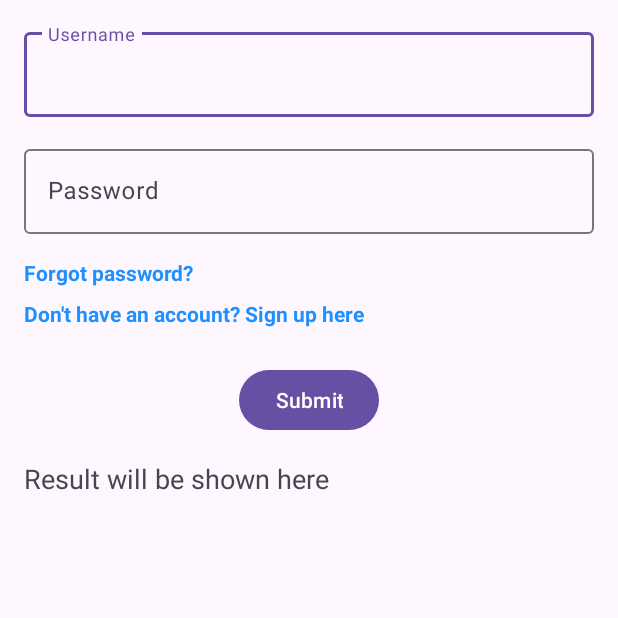
After one commit to car-companion/android, an Android app: the LoginActivity screen opened directly, with no data from a screen before it, on a phone screen of 412 x 824 dp, the top half of it. The commit adds this screen. Run offline under Robolectric (Android 15) with nearby library versions, the phone set to English and light mode, and no system bars.

Commit message:
Login screen first draft

```diff
--- a/app/src/main/AndroidManifest.xml
+++ b/app/src/main/AndroidManifest.xml
@@ -12,6 +12,7 @@
         android:supportsRtl="true"
         android:theme="@style/Theme.CarCompanion"
         tools:targetApi="31">
+        <activity android:name=".LoginActivity" />
         <activity
             android:name=".MainActivity"
             android:exported="true"
--- a/app/src/main/java/com/dsd/carcompanion/FirstFragment.kt
+++ b/app/src/main/java/com/dsd/carcompanion/FirstFragment.kt
@@ -1,10 +1,12 @@
 package com.dsd.carcompanion
 
+import android.content.Intent
 import android.os.Bundle
 import androidx.fragment.app.Fragment
 import android.view.LayoutInflater
 import android.view.View
 import android.view.ViewGroup
+import android.widget.Button
 import androidx.navigation.fragment.findNavController
 import com.dsd.carcompanion.databinding.FragmentFirstBinding
 
@@ -32,6 +34,11 @@ class FirstFragment : Fragment() {
     override fun onViewCreated(view: View, savedInstanceState: Bundle?) {
         super.onViewCreated(view, savedInstanceState)
 
+        binding.loginButton.setOnClickListener {
+            val intent = Intent(requireContext(), LoginActivity::class.java)
+            startActivity(intent)
+        }
+
         binding.buttonFirst.setOnClickListener {
             findNavController().navigate(R.id.action_FirstFragment_to_SecondFragment)
         }
--- /dev/null
+++ b/app/src/main/java/com/dsd/carcompanion/LoginActivity.kt
@@ -0,0 +1,38 @@
+package com.dsd.carcompanion
+
+import androidx.appcompat.app.AppCompatActivity
+import android.os.Bundle
+import android.widget.Button
+import android.widget.EditText
+import android.widget.TextView
+import android.widget.Toast
+
+class LoginActivity : AppCompatActivity() {
+
+    override fun onCreate(savedInstanceState: Bundle?) {
+        super.onCreate(savedInstanceState)
+        setContentView(R.layout.screen_login)
+
+        val usernameEditText = findViewById<EditText>(R.id.login_username_text_input)
+        val passwordEditText = findViewById<EditText>(R.id.login_password_text_input)
+        val submitButton = findViewById<Button>(R.id.login_submit_button)
+        val resultTextView = findViewById<TextView>(R.id.resultTextView)
+
+        submitButton.setOnClickListener {
+            val username = usernameEditText.text.toString()
+            val password = passwordEditText.text.toString()
+
+            resultTextView.text = "Username: $username\nPassword: $password"
+        }
+
+        val forgotPasswordTextView = findViewById<TextView>(R.id.login_forgotten_password_link)
+        forgotPasswordTextView.setOnClickListener {
+            Toast.makeText(this, "Forgot Password clicked", Toast.LENGTH_SHORT).show()
+        }
+
+        val signUpTextView = findViewById<TextView>(R.id.login_sign_up_link)
+        signUpTextView.setOnClickListener {
+            Toast.makeText(this, "Sign Up clicked", Toast.LENGTH_SHORT).show()
+        }
+    }
+}
--- a/app/src/main/res/layout/fragment_first.xml
+++ b/app/src/main/res/layout/fragment_first.xml
@@ -21,6 +21,16 @@
             app:layout_constraintStart_toStartOf="parent"
             app:layout_constraintTop_toTopOf="parent" />
 
+        <Button
+            android:id="@+id/login_button"
+            android:layout_width="wrap_content"
+            android:layout_height="wrap_content"
+            android:text="Login"
+            app:layout_constraintTop_toBottomOf="@id/button_first"
+            app:layout_constraintStart_toStartOf="parent"
+            app:layout_constraintEnd_toEndOf="parent"
+            android:layout_marginTop="20dp" />
+
         <TextView
             android:id="@+id/textview_first"
             android:layout_width="wrap_content"
@@ -30,6 +40,6 @@
             app:layout_constraintBottom_toBottomOf="parent"
             app:layout_constraintEnd_toEndOf="parent"
             app:layout_constraintStart_toStartOf="parent"
-            app:layout_constraintTop_toBottomOf="@id/button_first" />
+            app:layout_constraintTop_toBottomOf="@id/login_button" />
     </androidx.constraintlayout.widget.ConstraintLayout>
 </androidx.core.widget.NestedScrollView>
--- /dev/null
+++ b/app/src/main/res/layout/screen_login.xml
@@ -0,0 +1,112 @@
+<?xml version="1.0" encoding="utf-8"?>
+<RelativeLayout xmlns:android="http://schemas.android.com/apk/res/android"
+    xmlns:app="http://schemas.android.com/apk/res-auto"
+    xmlns:tools="http://schemas.android.com/tools"
+    android:layout_width="match_parent"
+    android:layout_height="match_parent"
+    tools:context=".LoginActivity">
+
+    <LinearLayout
+        android:layout_width="match_parent"
+        android:layout_height="wrap_content"
+        android:orientation="vertical"
+        android:layout_marginTop="@dimen/activity_vertical_margin"
+        android:layout_marginRight="@dimen/activity_horizontal_margin"
+        android:layout_marginEnd="@dimen/activity_horizontal_margin"
+        android:layout_marginStart="@dimen/activity_horizontal_margin"
+        android:gravity="center_horizontal">
+
+        <com.google.android.material.textfield.TextInputLayout
+            android:id="@+id/login_username_text_input_layout"
+            android:layout_width="match_parent"
+            android:layout_height="wrap_content">
+
+            <EditText
+                android:id="@+id/login_username_text_input"
+                android:layout_width="match_parent"
+                android:layout_height="wrap_content"
+                android:layout_marginBottom="@dimen/activity_vertical_margin"
+                android:hint="@string/login_username_holder"
+                android:layout_centerHorizontal="true"
+                android:layout_centerVertical="true"
+                android:ems="10"
+                android:inputType="textPersonName"
+                android:maxLines="1"
+                android:lines="1"
+                app:errorEnabled="true"/>
+        </com.google.android.material.textfield.TextInputLayout>
+
+        <com.google.android.material.textfield.TextInputLayout
+            android:id="@+id/login_password_text_input_layout"
+            android:layout_width="match_parent"
+            android:layout_height="wrap_content">
+
+            <EditText
+                android:id="@+id/login_password_text_input"
+                android:layout_width="match_parent"
+                android:layout_height="wrap_content"
+                android:layout_marginBottom="@dimen/activity_vertical_margin"
+                android:hint="@string/login_password_holder"
+                android:inputType="textPassword"
+                android:layout_centerHorizontal="true"
+                android:layout_centerVertical="true"
+                android:ems="10"
+                android:maxLines="1"
+                android:lines="1"/>
+        </com.google.android.material.textfield.TextInputLayout>
+
+        <!-- Forgotten Password Link -->
+        <TextView
+            android:id="@+id/login_forgotten_password_link"
+            android:layout_width="match_parent"
+            android:layout_height="wrap_content"
+            android:focusable="true"
+            android:text="@string/login_forgot_password"
+            android:textColor="@color/link_color"
+            android:layout_marginBottom="8dp"
+            android:textStyle="bold"
+            android:autoLink="none"
+            android:clickable="true"
+            android:layout_gravity="center_horizontal"/>
+
+        <!-- Sign Up Link -->
+        <TextView
+            android:id="@+id/login_sign_up_link"
+            android:layout_width="match_parent"
+            android:layout_height="wrap_content"
+            android:focusable="true"
+            android:text="@string/login_dont_have_account"
+            android:textColor="@color/link_color"
+            android:textStyle="bold"
+            android:autoLink="none"
+            android:clickable="true"
+            android:layout_gravity="center_horizontal"
+            android:layout_marginBottom="8dp"/>
+
+        <!-- Submit Button -->
+        <Button
+            android:id="@+id/login_submit_button"
+            android:layout_width="wrap_content"
+            android:layout_height="wrap_content"
+            android:text="@string/login_submit"
+            app:layout_constraintStart_toStartOf="parent"
+            app:layout_constraintEnd_toEndOf="parent"
+            app:layout_constraintTop_toBottomOf="@id/login_password_text_input_layout"
+            app:layout_constraintBottom_toTopOf="@id/resultTextView"
+            android:layout_marginTop="16dp" />
+
+        <!-- TextView to Display Result -->
+        <TextView
+            android:id="@+id/resultTextView"
+            android:layout_width="match_parent"
+            android:layout_height="wrap_content"
+            android:text="Result will be shown here"
+            android:textSize="18sp"
+            android:layout_marginTop="16dp"
+            app:layout_constraintStart_toStartOf="parent"
+            app:layout_constraintEnd_toEndOf="parent"
+            app:layout_constraintTop_toBottomOf="@id/login_submit_button"
+            app:layout_constraintBottom_toBottomOf="parent" />
+    </LinearLayout>
+
+</RelativeLayout>
--- a/app/src/main/res/values/colors.xml
+++ b/app/src/main/res/values/colors.xml
@@ -2,4 +2,5 @@
 <resources>
     <color name="black">#FF000000</color>
     <color name="white">#FFFFFFFF</color>
+    <color name="link_color">#1E90FF</color>
 </resources>
--- a/app/src/main/res/values/dimens.xml
+++ b/app/src/main/res/values/dimens.xml
@@ -1,3 +1,5 @@
 <resources>
     <dimen name="fab_margin">16dp</dimen>
+    <dimen name="activity_vertical_margin">16dp</dimen>
+    <dimen name="activity_horizontal_margin">16dp</dimen>
 </resources>
--- a/app/src/main/res/values/strings.xml
+++ b/app/src/main/res/values/strings.xml
@@ -1,6 +1,17 @@
 <resources>
     <string name="app_name">CarCompanion</string>
     <string name="action_settings">Settings</string>
+
+    <!-- Login screen strings -->
+    <string name="login_username_holder">Username</string>
+    <string name="login_password_holder">Password</string>
+    <string name="login_forgot_password">Forgot password?</string>
+    <string name="login_dont_have_account">Don\'t have an account? Sign up here</string>
+    <string name="login_submit">Submit</string>
+
+
+    <!-- Premade values; will be deleted in the next sprint -->
+
     <!-- Strings used for fragments for navigation -->
     <string name="first_fragment_label">First Fragment</string>
     <string name="second_fragment_label">Second Fragment</string>
```
